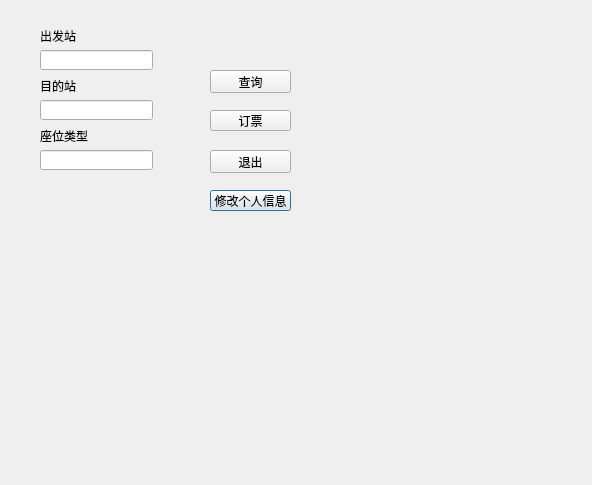
This is src/Cpluspluswork/user.ui in wutb15/C-work as Qt 5 draws it before an edit. The edited form follows.
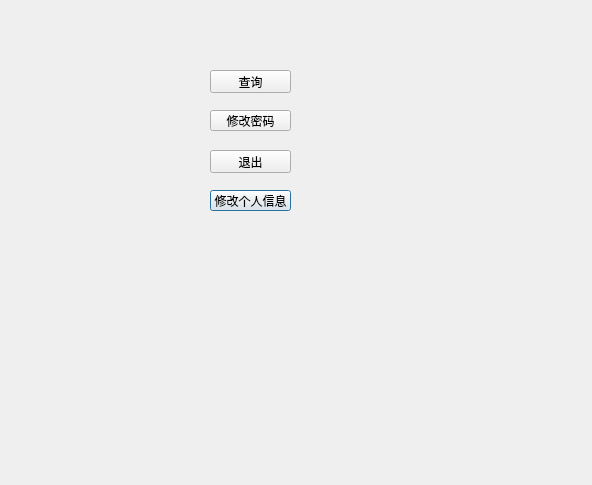
This is the edited form.

```diff
--- a/src/Cpluspluswork/user.ui
+++ b/src/Cpluspluswork/user.ui
@@ -26,52 +26,6 @@
     <string>修改个人信息</string>
    </property>
   </widget>
-  <widget class="QLineEdit" name="lineEdit1">
-   <property name="geometry">
-    <rect>
-     <x>40</x>
-     <y>50</y>
-     <width>113</width>
-     <height>20</height>
-    </rect>
-   </property>
-  </widget>
-  <widget class="QLineEdit" name="lineEdit2">
-   <property name="geometry">
-    <rect>
-     <x>40</x>
-     <y>100</y>
-     <width>113</width>
-     <height>20</height>
-    </rect>
-   </property>
-  </widget>
-  <widget class="QLabel" name="label">
-   <property name="geometry">
-    <rect>
-     <x>40</x>
-     <y>30</y>
-     <width>54</width>
-     <height>12</height>
-    </rect>
-   </property>
-   <property name="text">
-    <string>出发站</string>
-   </property>
-  </widget>
-  <widget class="QLabel" name="label_2">
-   <property name="geometry">
-    <rect>
-     <x>40</x>
-     <y>80</y>
-     <width>54</width>
-     <height>12</height>
-    </rect>
-   </property>
-   <property name="text">
-    <string>目的站</string>
-   </property>
-  </widget>
   <widget class="QPushButton" name="serachButton">
    <property name="geometry">
     <rect>
@@ -108,30 +62,7 @@
     </rect>
    </property>
    <property name="text">
-    <string>订票</string>
-   </property>
-  </widget>
-  <widget class="QLineEdit" name="lineEdit">
-   <property name="geometry">
-    <rect>
-     <x>40</x>
-     <y>150</y>
-     <width>113</width>
-     <height>20</height>
-    </rect>
-   </property>
-  </widget>
-  <widget class="QLabel" name="label_3">
-   <property name="geometry">
-    <rect>
-     <x>40</x>
-     <y>130</y>
-     <width>54</width>
-     <height>12</height>
-    </rect>
-   </property>
-   <property name="text">
-    <string>座位类型</string>
+    <string>修改密码</string>
    </property>
   </widget>
  </widget>
```
